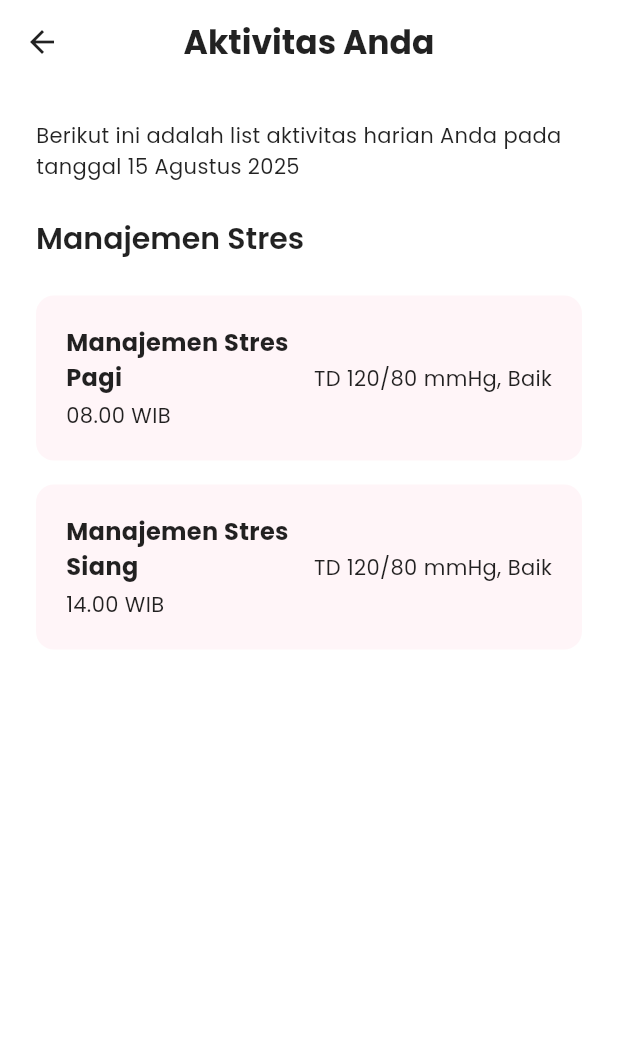
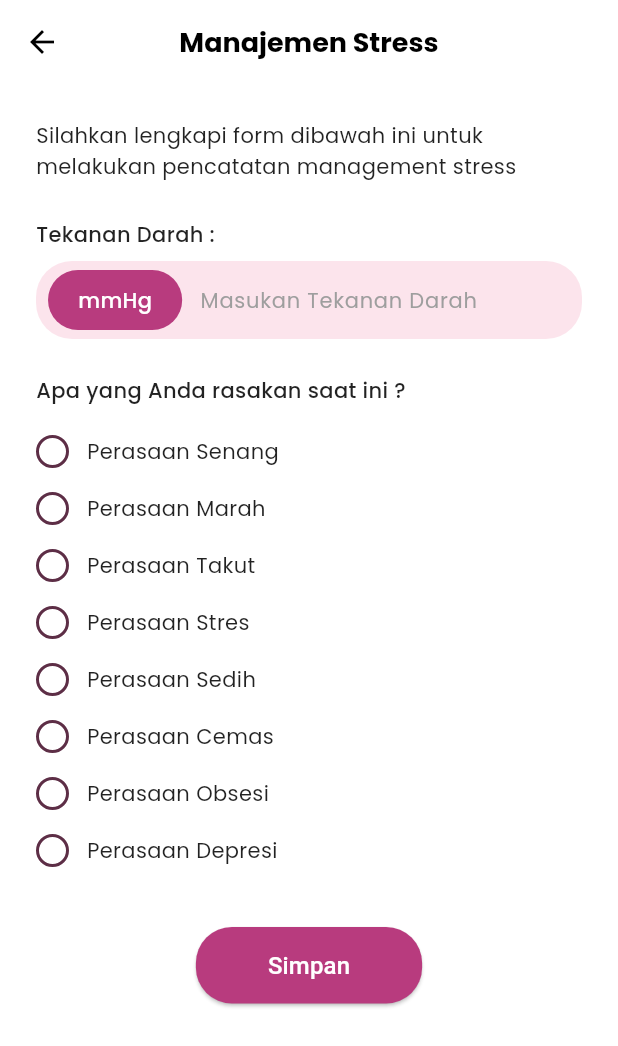
Before and after one commit to yosuatarigan/promedia-v2, a Flutter app: the HomePasienScreen screen opened directly, after a tap on "Manajemen Stress", on a phone screen of 412 x 824 dp. Shown: the top 1046 px of the screen. Run offline on Flutter 3.47's test engine with Material 3 defaults, Android fonts, the phone set to English and light mode, and no system bars; our stand-ins replace fl_chart, google_fonts; network calls fail.

Commit message:
halaman manajemen stress sudah dibuatkan

```diff
--- a/lib/home_pasien_screen.dart
+++ b/lib/home_pasien_screen.dart
@@ -1,6 +1,7 @@
 import 'package:flutter/material.dart';
 import 'package:fl_chart/fl_chart.dart';
 import 'package:promedia_v2/detail_manajemen_screen.dart';
+import 'package:promedia_v2/manajemen_stress.dart';
 import 'package:promedia_v2/profile_pasien.dart';
 import 'detail_makan_screen.dart';
 import 'detail_minum_obat_screen.dart';
@@ -447,7 +448,7 @@ class _HomePasienScreenState extends State<HomePasienScreen> {
         } else if (title == 'Manajemen Stress') {
           Navigator.push(
             context,
-            MaterialPageRoute(builder: (context) => const DetailManajemenStressScreen()),
+            MaterialPageRoute(builder: (context) => const ManajemenStressScreen()),
           );
         }
       },
--- /dev/null
+++ b/lib/manajemen_stress.dart
@@ -0,0 +1,192 @@
+import 'package:flutter/material.dart';
+
+class ManajemenStressScreen extends StatefulWidget {
+  const ManajemenStressScreen({super.key});
+
+  @override
+  State<ManajemenStressScreen> createState() => _ManajemenStressScreenState();
+}
+
+class _ManajemenStressScreenState extends State<ManajemenStressScreen> {
+  final TextEditingController _tekananDarahController = TextEditingController();
+  String? selectedPerasaan;
+
+  final List<String> daftarPerasaan = [
+    'Perasaan Senang',
+    'Perasaan Marah',
+    'Perasaan Takut',
+    'Perasaan Stres',
+    'Perasaan Sedih',
+    'Perasaan Cemas',
+    'Perasaan Obsesi',
+    'Perasaan Depresi',
+  ];
+
+  @override
+  void dispose() {
+    _tekananDarahController.dispose();
+    super.dispose();
+  }
+
+  @override
+  Widget build(BuildContext context) {
+    return Scaffold(
+      backgroundColor: Colors.white,
+      appBar: AppBar(
+        backgroundColor: Colors.white,
+        elevation: 0,
+        leading: IconButton(
+          icon: const Icon(Icons.arrow_back, color: Colors.black),
+          onPressed: () => Navigator.pop(context),
+        ),
+        title: const Text(
+          'Manajemen Stress',
+          style: TextStyle(
+            color: Colors.black,
+            fontWeight: FontWeight.bold,
+          ),
+        ),
+        centerTitle: true,
+      ),
+      body: SingleChildScrollView(
+        padding: const EdgeInsets.all(24),
+        child: Column(
+          crossAxisAlignment: CrossAxisAlignment.start,
+          children: [
+            const Text(
+              'Silahkan lengkapi form dibawah ini untuk melakukan pencatatan management stress',
+              style: TextStyle(fontSize: 14, color: Colors.black87, height: 1.5),
+            ),
+            const SizedBox(height: 24),
+
+            // Tekanan Darah
+            const Text(
+              'Tekanan Darah :',
+              style: TextStyle(fontSize: 14, fontWeight: FontWeight.w500),
+            ),
+            const SizedBox(height: 8),
+            Container(
+              width: double.infinity,
+              padding: const EdgeInsets.symmetric(horizontal: 8, vertical: 6),
+              decoration: BoxDecoration(
+                color: const Color(0xFFFCE4EC),
+                borderRadius: BorderRadius.circular(24),
+              ),
+              child: Row(
+                children: [
+                  Container(
+                    padding: const EdgeInsets.symmetric(horizontal: 20, vertical: 10),
+                    decoration: BoxDecoration(
+                      color: const Color(0xFFB83B7E),
+                      borderRadius: BorderRadius.circular(20),
+                    ),
+                    child: const Text(
+                      'mmHg',
+                      style: TextStyle(
+                        color: Colors.white,
+                        fontWeight: FontWeight.w500,
+                      ),
+                    ),
+                  ),
+                  const SizedBox(width: 12),
+                  Expanded(
+                    child: TextField(
+                      controller: _tekananDarahController,
+                      keyboardType: TextInputType.number,
+                      decoration: const InputDecoration(
+                        hintText: 'Masukan Tekanan Darah',
+                        hintStyle: TextStyle(color: Colors.grey, fontSize: 14),
+                        border: InputBorder.none,
+                        isDense: true,
+                        contentPadding: EdgeInsets.symmetric(vertical: 8),
+                      ),
+                    ),
+                  ),
+                ],
+              ),
+            ),
+            const SizedBox(height: 24),
+
+            // Perasaan
+            const Text(
+              'Apa yang Anda rasakan saat ini ?',
+              style: TextStyle(fontSize: 14, fontWeight: FontWeight.w500),
+            ),
+            const SizedBox(height: 12),
+            ...daftarPerasaan.map((perasaan) => _buildRadioOption(perasaan)),
+            const SizedBox(height: 32),
+
+            // Tombol Simpan
+            Center(
+              child: ElevatedButton(
+                onPressed: () {
+                  ScaffoldMessenger.of(context).showSnackBar(
+                    const SnackBar(content: Text('Data manajemen stress berhasil disimpan')),
+                  );
+                  Navigator.pop(context);
+                },
+                style: ElevatedButton.styleFrom(
+                  backgroundColor: const Color(0xFFB83B7E),
+                  padding: const EdgeInsets.symmetric(horizontal: 48, vertical: 14),
+                  shape: RoundedRectangleBorder(
+                    borderRadius: BorderRadius.circular(24),
+                  ),
+                ),
+                child: const Text(
+                  'Simpan',
+                  style: TextStyle(fontSize: 16, color: Colors.white),
+                ),
+              ),
+            ),
+            const SizedBox(height: 24),
+          ],
+        ),
+      ),
+    );
+  }
+
+  Widget _buildRadioOption(String value) {
+    return GestureDetector(
+      onTap: () {
+        setState(() {
+          selectedPerasaan = value;
+        });
+      },
+      child: Padding(
+        padding: const EdgeInsets.symmetric(vertical: 8),
+        child: Row(
+          children: [
+            Container(
+              width: 22,
+              height: 22,
+              decoration: BoxDecoration(
+                shape: BoxShape.circle,
+                border: Border.all(
+                  color: const Color(0xFF5D2E46),
+                  width: 2,
+                ),
+              ),
+              child: selectedPerasaan == value
+                  ? Center(
+                      child: Container(
+                        width: 12,
+                        height: 12,
+                        decoration: const BoxDecoration(
+                          shape: BoxShape.circle,
+                          color: Color(0xFF5D2E46),
+                        ),
+                      ),
+                    )
+                  : null,
+            ),
+            const SizedBox(width: 12),
+            Text(
+              value,
+              style: const TextStyle(fontSize: 14, color: Colors.black87),
+            ),
+          ],
+        ),
+      ),
+    );
+  }
+}
```
